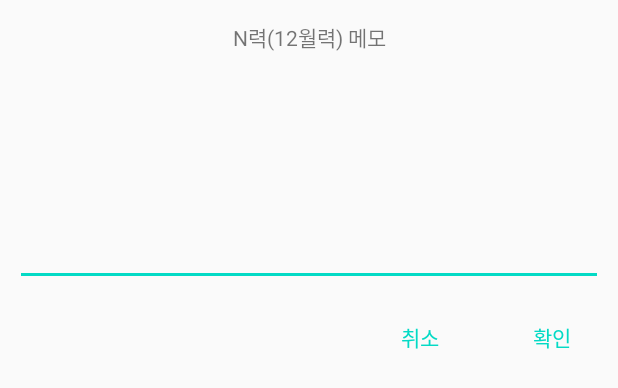
After one commit to sangeun-jo/Lilith, an Android app: the layout memo_dialog.xml on its own in the app's theme, with its tools: preview values and no code run, on a phone screen of 412 x 824 dp. The commit adds this screen. Shown: the top 388 px of the screen. Run offline under Robolectric (Android 15) with nearby library versions, the phone set to English and light mode, and no system bars.

```diff
--- a/app/src/main/AndroidManifest.xml
+++ b/app/src/main/AndroidManifest.xml
@@ -5,7 +5,7 @@
     <application
         android:allowBackup="true"
         android:icon="@mipmap/ic_launcher"
-        android:label="내맘대로 달력"
+        android:label="13 Calendar"
         android:roundIcon="@mipmap/ic_launcher_round"
         android:supportsRtl="true"
         android:theme="@style/AppTheme">
--- /dev/null
+++ b/app/src/main/res/layout/memo_dialog.xml
@@ -0,0 +1,50 @@
+<LinearLayout
+    xmlns:android="http://schemas.android.com/apk/res/android"
+    xmlns:tools="http://schemas.android.com/tools"
+    android:layout_width="match_parent"
+    android:layout_height="match_parent"
+    android:orientation="vertical">
+
+    <TextView
+        android:id="@+id/memo_date"
+        android:layout_width="match_parent"
+        android:layout_height="30dp"
+        android:layout_margin="10dp"
+        android:gravity="center"
+        android:text="N력(12월력) 메모">
+    </TextView>
+
+    <EditText android:id="@+id/memo"
+        android:layout_width="match_parent"
+        android:layout_height="wrap_content"
+        android:lines="5" android:gravity="top|left" android:inputType="textMultiLine"
+        android:scrollHorizontally="false"
+        android:minWidth="10.0dip"
+        android:maxWidth="5.0dip"
+        android:layout_margin="10dp"/>
+    <LinearLayout
+        android:layout_width="match_parent"
+        android:layout_height="wrap_content"
+        android:orientation="horizontal"
+        android:gravity="right"
+        android:paddingLeft="20dp">
+        <Button
+            android:id="@+id/cancel"
+            android:layout_width="wrap_content"
+            android:layout_height="wrap_content"
+            android:background="#00ff0000"
+            android:padding="10dp"
+            android:text="취소"
+            android:textColor="@color/colorAccent" />
+        <Button
+            android:id="@+id/confirm"
+            android:layout_width="wrap_content"
+            android:layout_height="wrap_content"
+            android:background="#00ff0000"
+            android:padding="10dp"
+            android:text="확인"
+            android:textColor="@color/colorAccent" />
+
+    </LinearLayout>
+
+</LinearLayout>
```
Also changed, not shown: app/src/main/java/com/example/excalendar2/CalendarAdapter.java (+34 -16 lines), app/src/main/java/com/example/excalendar2/CustomCalendar.java (+39 -20 lines), app/src/main/java/com/example/excalendar2/DayInfo.java (+6 -2 lines), app/src/main/java/com/example/excalendar2/MainActivity.java (+106 -17 lines), app/src/main/java/com/example/excalendar2/Memo.java (added, +23 -0 lines), app/src/main/java/com/example/excalendar2/MemoDialog.java (added, +84 -0 lines), app/src/main/java/com/example/excalendar2/SQLiteHelper.java (added, +92 -0 lines), app/src/main/res/layout/day.xml (+12 -1 lines), app/src/main/res/menu/home_main.xml (+8 -2 lines).
